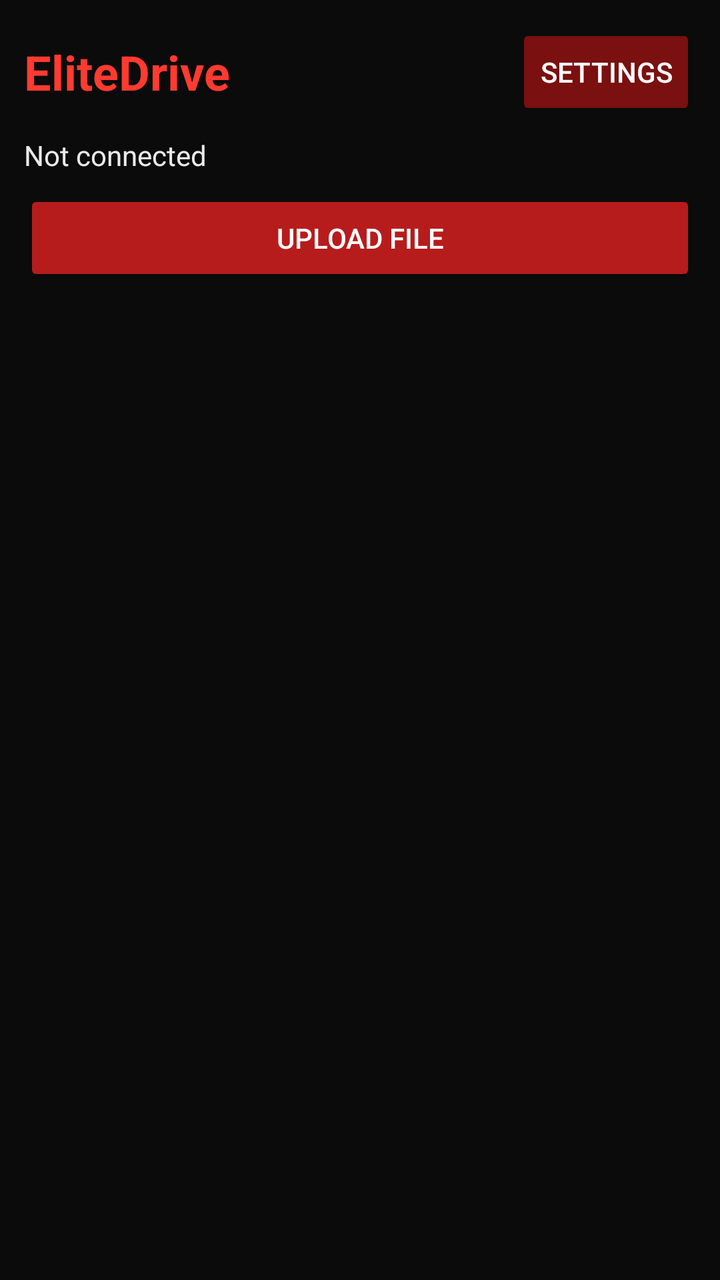
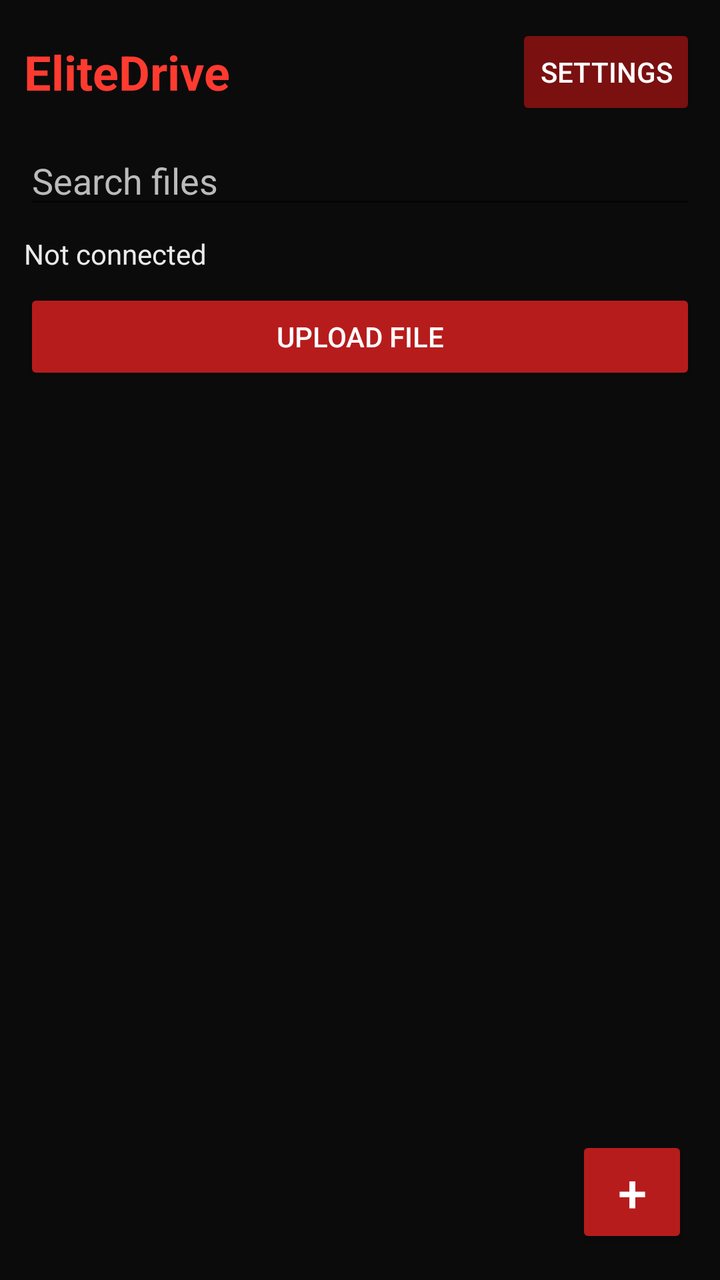

Screens rendered from an Android XML layout before and after an edit, with the pre-edit source and the edit as a unified diff.
<!-- AndroidManifest.xml: application theme Theme.AppCompat.Light.NoActionBar -->
<!-- res/layout/activity_main.xml -->
<?xml version="1.0" encoding="utf-8"?>
<LinearLayout xmlns:android="http://schemas.android.com/apk/res/android"
    android:layout_width="match_parent"
    android:layout_height="match_parent"
    android:orientation="vertical"
    android:background="#0B0B0B"
    android:padding="12dp">

    <LinearLayout
        android:layout_width="match_parent"
        android:layout_height="wrap_content"
        android:gravity="center_vertical"
        android:orientation="horizontal">

        <TextView
            android:layout_width="0dp"
            android:layout_height="wrap_content"
            android:layout_weight="1"
            android:text="EliteDrive"
            android:textColor="#FF3B30"
            android:textSize="24sp"
            android:textStyle="bold" />

        <Button
            android:id="@+id/settingsBtn"
            android:layout_width="wrap_content"
            android:layout_height="wrap_content"
            android:text="Settings"
            android:textColor="#FFFFFF"
            android:backgroundTint="#7A1010" />
    </LinearLayout>

    <TextView
        android:id="@+id/statusText"
        android:layout_width="match_parent"
        android:layout_height="wrap_content"
        android:layout_marginTop="8dp"
        android:text="Not connected"
        android:textColor="#EAEAEA" />

    <Button
        android:id="@+id/uploadPickBtn"
        android:layout_width="match_parent"
        android:layout_height="wrap_content"
        android:layout_marginTop="8dp"
        android:text="Upload File"
        android:textColor="#FFFFFF"
        android:backgroundTint="#B71C1C" />

    <androidx.recyclerview.widget.RecyclerView
        android:id="@+id/filesList"
        android:layout_width="match_parent"
        android:layout_height="0dp"
        android:layout_marginTop="10dp"
        android:layout_weight="1" />

</LinearLayout>
<!-- resources referenced by this layout -->
<resources>

</resources>

<!-- the commit's change to res/layout/activity_main.xml (unified diff, before → after) -->
@@ -1,57 +1,83 @@
 <?xml version="1.0" encoding="utf-8"?>
-<LinearLayout xmlns:android="http://schemas.android.com/apk/res/android"
+<FrameLayout xmlns:android="http://schemas.android.com/apk/res/android"
     android:layout_width="match_parent"
     android:layout_height="match_parent"
-    android:orientation="vertical"
-    android:background="#0B0B0B"
-    android:padding="12dp">
+    android:background="#0B0B0B">
 
     <LinearLayout
         android:layout_width="match_parent"
-        android:layout_height="wrap_content"
-        android:gravity="center_vertical"
-        android:orientation="horizontal">
+        android:layout_height="match_parent"
+        android:orientation="vertical"
+        android:padding="12dp">
+
+        <LinearLayout
+            android:layout_width="match_parent"
+            android:layout_height="wrap_content"
+            android:gravity="center_vertical"
+            android:orientation="horizontal">
+
+            <TextView
+                android:layout_width="0dp"
+                android:layout_height="wrap_content"
+                android:layout_weight="1"
+                android:text="EliteDrive"
+                android:textColor="#FF3B30"
+                android:textSize="24sp"
+                android:textStyle="bold" />
+
+            <Button
+                android:id="@+id/settingsBtn"
+                android:layout_width="wrap_content"
+                android:layout_height="wrap_content"
+                android:backgroundTint="#7A1010"
+                android:text="Settings"
+                android:textColor="#FFFFFF" />
+        </LinearLayout>
+
+        <EditText
+            android:id="@+id/searchInput"
+            android:layout_width="match_parent"
+            android:layout_height="wrap_content"
+            android:layout_marginTop="8dp"
+            android:hint="Search files"
+            android:textColor="#FFFFFF"
+            android:textColorHint="#BBBBBB" />
 
         <TextView
-            android:layout_width="0dp"
+            android:id="@+id/statusText"
+            android:layout_width="match_parent"
             android:layout_height="wrap_content"
-            android:layout_weight="1"
-            android:text="EliteDrive"
-            android:textColor="#FF3B30"
-            android:textSize="24sp"
-            android:textStyle="bold" />
+            android:layout_marginTop="8dp"
+            android:text="Not connected"
+            android:textColor="#EAEAEA" />
 
         <Button
-            android:id="@+id/settingsBtn"
-            android:layout_width="wrap_content"
+            android:id="@+id/uploadPickBtn"
+            android:layout_width="match_parent"
             android:layout_height="wrap_content"
-            android:text="Settings"
-            android:textColor="#FFFFFF"
-            android:backgroundTint="#7A1010" />
+            android:layout_marginTop="8dp"
+            android:backgroundTint="#B71C1C"
+            android:text="Upload File"
+            android:textColor="#FFFFFF" />
+
+        <androidx.recyclerview.widget.RecyclerView
+            android:id="@+id/filesList"
+            android:layout_width="match_parent"
+            android:layout_height="0dp"
+            android:layout_marginTop="10dp"
+            android:layout_weight="1" />
+
     </LinearLayout>
 
-    <TextView
-        android:id="@+id/statusText"
-        android:layout_width="match_parent"
-        android:layout_height="wrap_content"
-        android:layout_marginTop="8dp"
-        android:text="Not connected"
-        android:textColor="#EAEAEA" />
+    <Button
+        android:id="@+id/addFolderFab"
+        android:layout_width="56dp"
+        android:layout_height="56dp"
+        android:layout_gravity="bottom|end"
+        android:layout_margin="16dp"
+        android:backgroundTint="#B71C1C"
+        android:text="+"
+        android:textColor="#FFFFFF"
+        android:textSize="26sp" />
 
-    <Button
-        android:id="@+id/uploadPickBtn"
-        android:layout_width="match_parent"
-        android:layout_height="wrap_content"
-        android:layout_marginTop="8dp"
-        android:text="Upload File"
-        android:textColor="#FFFFFF"
-        android:backgroundTint="#B71C1C" />
-
-    <androidx.recyclerview.widget.RecyclerView
-        android:id="@+id/filesList"
-        android:layout_width="match_parent"
-        android:layout_height="0dp"
-        android:layout_marginTop="10dp"
-        android:layout_weight="1" />
-
-</LinearLayout>
+</FrameLayout>
